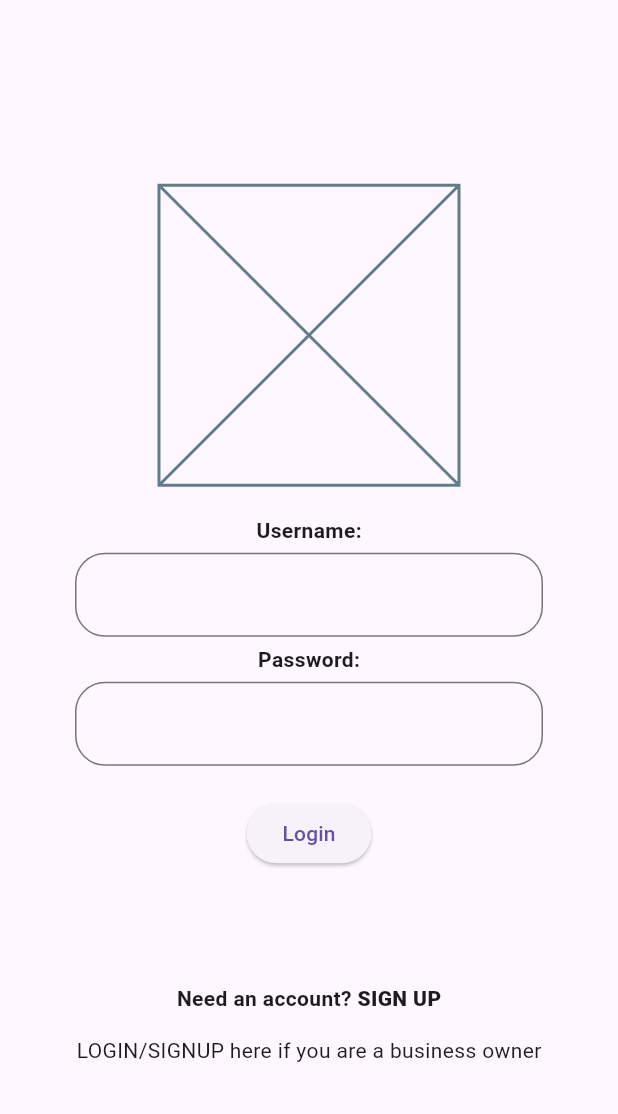
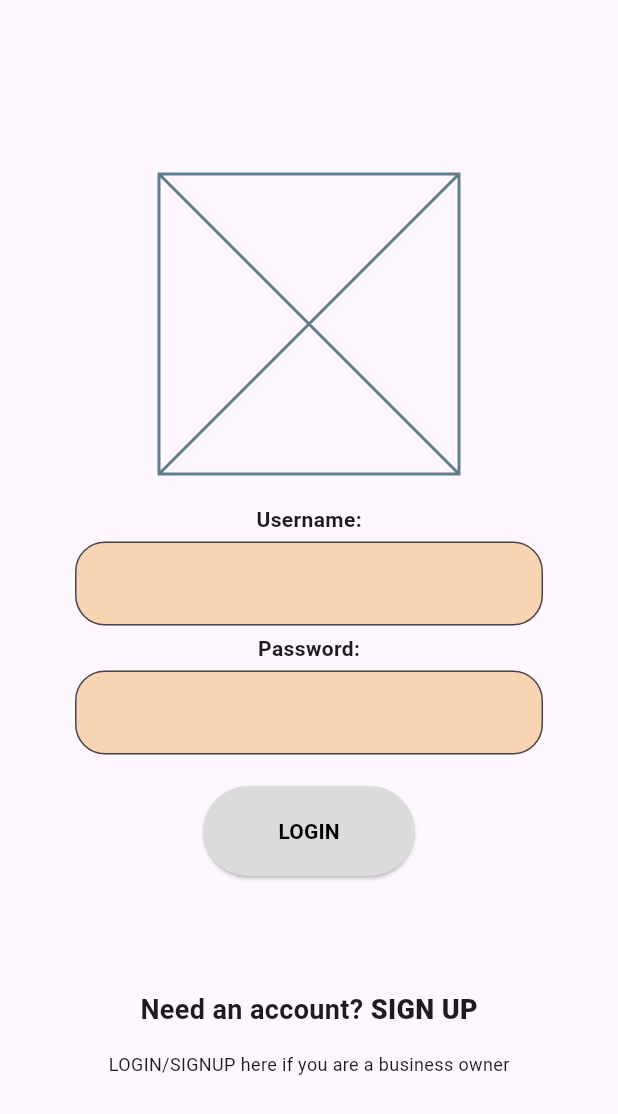
Before and after one commit to konstantinlevin77/solution-challange, a Flutter app: the screen it shows after launch, on a phone screen of 412 x 824 dp. Shown: the top 1114 px of the screen. Run offline on Flutter 3.47's test engine with Material 3 defaults, Android fonts, the phone set to English and light mode, and no system bars; our stand-ins replace flutter_secure_storage; missing offline and left inert: jwt_decode.

Commit message:
Styling of the user login page is done.

```diff
--- a/app/solution_challange_app/lib/main.dart
+++ b/app/solution_challange_app/lib/main.dart
@@ -20,6 +20,11 @@ class MainApp extends StatelessWidget {
   @override
   Widget build(BuildContext context) {
     return MaterialApp(
+      theme: ThemeData(
+        inputDecorationTheme: const InputDecorationTheme(
+
+        )
+      ),
       home: AuthenticationWrapper(),
     );
   }
--- a/app/solution_challange_app/lib/src/constants.dart
+++ b/app/solution_challange_app/lib/src/constants.dart
@@ -1,2 +1,5 @@
 // TODO: Change this when it's ready for production.
+import 'package:flutter/material.dart';
+
 const String BASE_URL = 'http://144.122.143.113:8080';
+const Color TEXT_FIELD_COLOR = Color.fromARGB(255, 248, 213, 178);
--- a/app/solution_challange_app/lib/src/screens/user_login_screen/user_login_screen.dart
+++ b/app/solution_challange_app/lib/src/screens/user_login_screen/user_login_screen.dart
@@ -30,11 +30,11 @@ class UserLoginScreen extends StatelessWidget {
               children: [
                 Text(
                   "Need an account? ",
-                  style: TextStyle(fontWeight: FontWeight.w700),
+                  style: TextStyle(fontWeight: FontWeight.w700,fontSize: 18),
                 ),
                 Text(
                   "SIGN UP",
-                  style: TextStyle(fontWeight: FontWeight.w900),
+                  style: TextStyle(fontWeight: FontWeight.w900,fontSize: 18),
                 )
               ],
             ),
@@ -44,8 +44,8 @@ class UserLoginScreen extends StatelessWidget {
             child: const Row(
               mainAxisAlignment: MainAxisAlignment.center,
               children: [
-                Text("LOGIN/SIGNUP",style: TextStyle(fontWeight: FontWeight.w400),),
-                Text(" here if you are a business owner",style: TextStyle(fontWeight: FontWeight.w400),),
+                Text("LOGIN/SIGNUP",style: TextStyle(fontWeight: FontWeight.w400,fontSize: 12),),
+                Text(" here if you are a business owner",style: TextStyle(fontWeight: FontWeight.w400,fontSize: 12),),
               ],
             ),
           )
--- a/app/solution_challange_app/lib/src/screens/user_login_screen/widgets/form_widget.dart
+++ b/app/solution_challange_app/lib/src/screens/user_login_screen/widgets/form_widget.dart
@@ -27,6 +27,8 @@ class _LoginFormWidgetState extends State<LoginFormWidget> {
           margin: const EdgeInsets.fromLTRB(50, 5, 50, 5),
           child: TextFormField(
             decoration: const InputDecoration(
+              filled: true,
+              fillColor: TEXT_FIELD_COLOR,
               border: OutlineInputBorder(
                   borderRadius: BorderRadius.all(Radius.circular(20))),
             ),
@@ -48,6 +50,8 @@ class _LoginFormWidgetState extends State<LoginFormWidget> {
           child: TextFormField(
             obscureText: true,
             decoration: const InputDecoration(
+                filled: true,
+                fillColor: TEXT_FIELD_COLOR,
                 border: OutlineInputBorder(
                     borderRadius: BorderRadius.all(Radius.circular(20)))),
             controller: passwordController,
@@ -62,7 +66,11 @@ class _LoginFormWidgetState extends State<LoginFormWidget> {
         Padding(
           padding: const EdgeInsets.symmetric(vertical: 16),
           child: ElevatedButton(
-            child: const Text("Login"),
+            style: ElevatedButton.styleFrom(
+              backgroundColor: const Color.fromARGB(255, 220, 219, 219),
+              padding: const EdgeInsets.symmetric(horizontal: 50, vertical: 20),
+            ),
+            child: const Text("LOGIN",style: TextStyle(fontWeight: FontWeight.bold,color: Colors.black),),
             onPressed: () {
               if (_formKey.currentState!.validate()) {
                 String username = usernameController.text;
```
